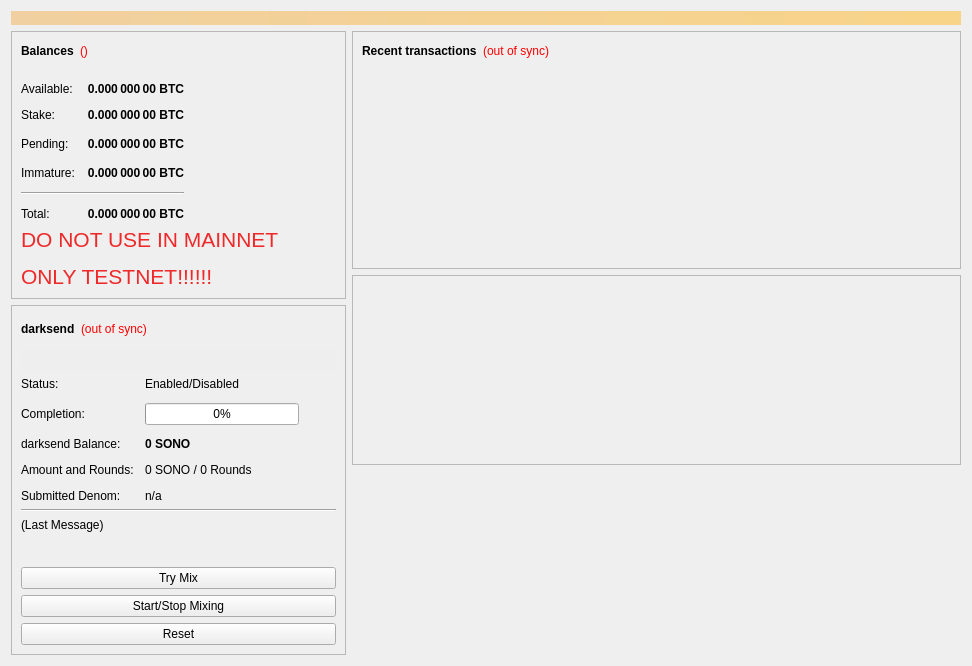
Above: src/qt/forms/overviewpage.ui from altcommunitycoin/SONO before the change. Below: the same form after it.
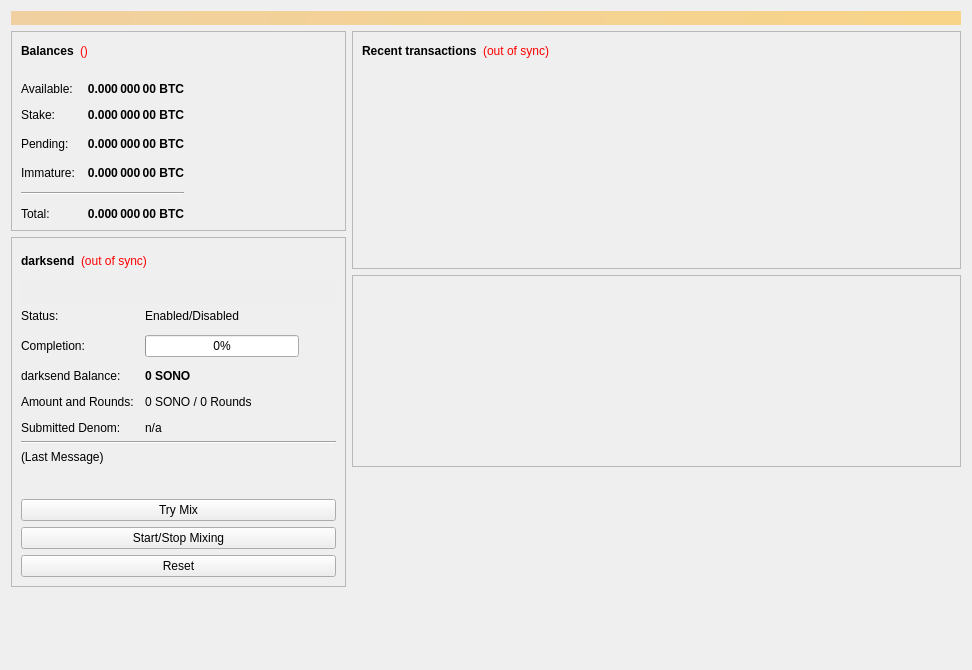
That is the form after the change. Custom widgets are drawn as their Qt base class.

The edit to the form file:
```diff
--- a/src/qt/forms/overviewpage.ui
+++ b/src/qt/forms/overviewpage.ui
@@ -7,7 +7,7 @@
     <x>0</x>
     <y>0</y>
     <width>972</width>
-    <height>618</height>
+    <height>670</height>
    </rect>
   </property>
   <property name="minimumSize">
@@ -317,13 +317,6 @@
             </item>
            </layout>
           </item>
-          <item>
-           <widget class="QLabel" name="label">
-            <property name="text">
-             <string>&lt;html&gt;&lt;head/&gt;&lt;body&gt;&lt;p&gt;&lt;span style=&quot; font-size:16pt; color:#ef2929;&quot;&gt;DO NOT USE IN MAINNET&lt;/span&gt;&lt;/p&gt;&lt;p&gt;&lt;span style=&quot; font-size:16pt; color:#ef2929;&quot;&gt;ONLY TESTNET!!!!!!&lt;/span&gt;&lt;/p&gt;&lt;/body&gt;&lt;/html&gt;</string>
-            </property>
-           </widget>
-          </item>
          </layout>
         </widget>
        </item>
```
